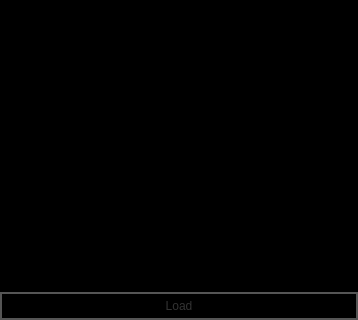
The window that gui/gui/MainWindow.ui (benhj/knoxcrypt) describes before a commit, drawn with Qt 5; both pictures show x 0 to 358 and y 159 to 479 of the 358 by 479 pixel window.
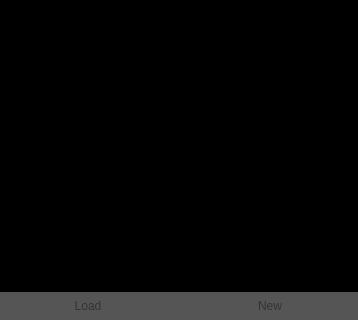
The same window after the commit. Icons and pictures are not drawn.

Commit message: adding ability to create containers

What changed in the file:
```diff
--- a/gui/gui/MainWindow.ui
+++ b/gui/gui/MainWindow.ui
@@ -28,6 +28,11 @@
 color: white;
 }
 
+QFrame#buttonFrame{
+border: none;
+background: #555;
+}
+
  QTreeView::branch:has-siblings:!adjoins-item {
      border-image: url(:/new/prefix1/graphix/stylesheet-vline.png) 0;
  }
@@ -102,6 +107,57 @@
     <property name="verticalSpacing">
      <number>0</number>
     </property>
+    <item row="1" column="0">
+     <widget class="QFrame" name="buttonFrame">
+      <property name="frameShape">
+       <enum>QFrame::StyledPanel</enum>
+      </property>
+      <property name="frameShadow">
+       <enum>QFrame::Raised</enum>
+      </property>
+      <layout class="QHBoxLayout" name="horizontalLayout_2">
+       <property name="spacing">
+        <number>-1</number>
+       </property>
+       <property name="leftMargin">
+        <number>0</number>
+       </property>
+       <property name="topMargin">
+        <number>0</number>
+       </property>
+       <property name="rightMargin">
+        <number>0</number>
+       </property>
+       <property name="bottomMargin">
+        <number>0</number>
+       </property>
+       <item>
+        <widget class="QPushButton" name="loadButton">
+         <property name="minimumSize">
+          <size>
+           <width>94</width>
+           <height>0</height>
+          </size>
+         </property>
+         <property name="text">
+          <string>Load</string>
+         </property>
+        </widget>
+       </item>
+       <item>
+        <widget class="QPushButton" name="newButton">
+         <property name="text">
+          <string>New</string>
+         </property>
+        </widget>
+       </item>
+      </layout>
+      <zorder>newButton</zorder>
+      <zorder>loadButton</zorder>
+      <zorder>loadButton</zorder>
+      <zorder>loadButton</zorder>
+     </widget>
+    </item>
     <item row="0" column="0">
      <widget class="QTreeWidget" name="fileTree">
       <property name="styleSheet">
@@ -132,19 +188,6 @@
       </column>
      </widget>
     </item>
-    <item row="1" column="0">
-     <widget class="QPushButton" name="loadButton">
-      <property name="minimumSize">
-       <size>
-        <width>94</width>
-        <height>0</height>
-       </size>
-      </property>
-      <property name="text">
-       <string>Load</string>
-      </property>
-     </widget>
-    </item>
    </layout>
   </widget>
  </widget>
```
Left out of the diff: 6 changed lines with no effect on the pictures.
